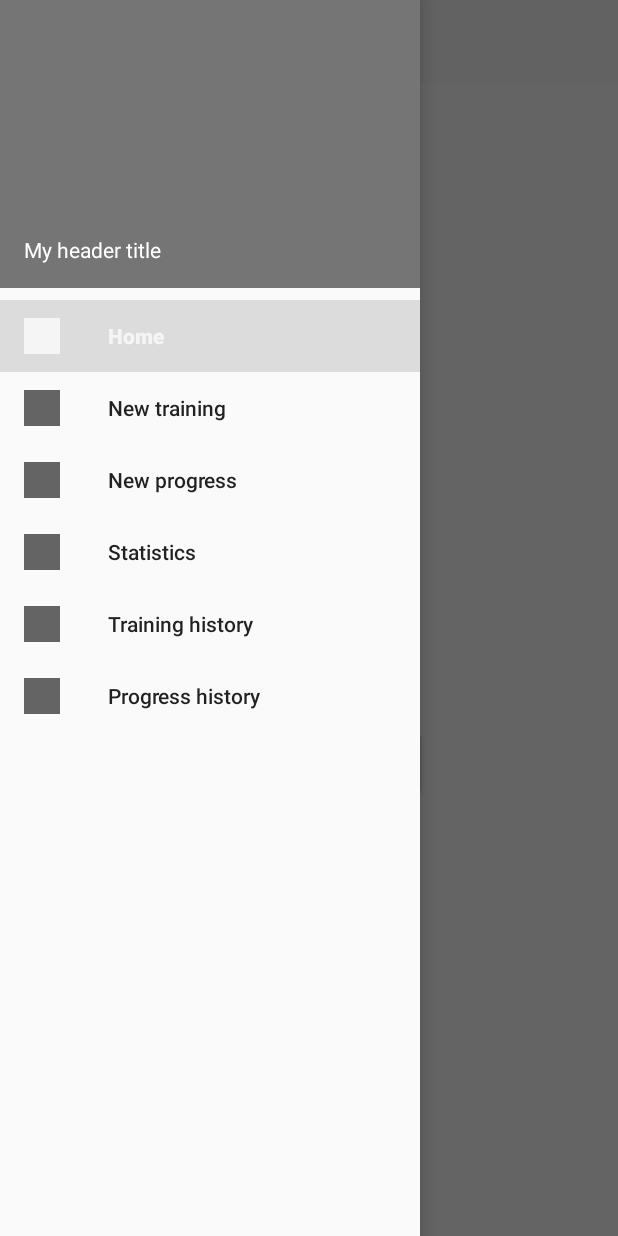
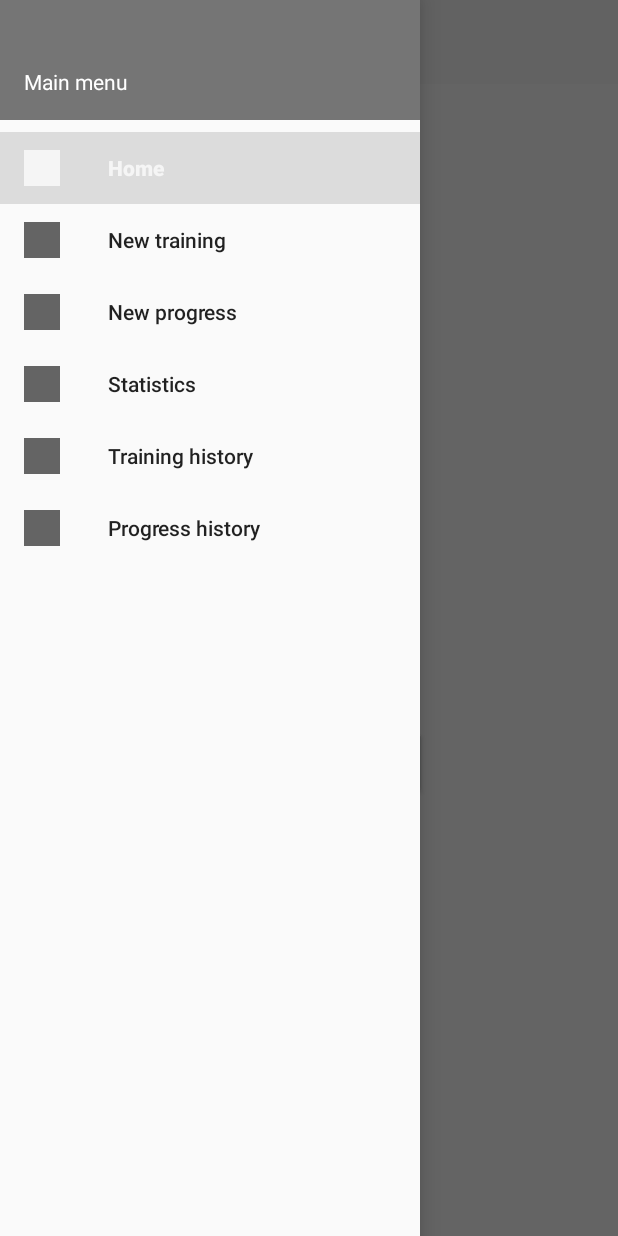
Before and after one commit to pawel717/pm-project, an Android app: the screen it shows after launch (MainActivity), with the side drawer open, on a phone screen of 412 x 824 dp. Run offline under Robolectric (Android 15) with nearby library versions, the phone set to English and light mode, and no system bars; libraries missing offline, so code that uses them is left out: org.greenrobot.greendao; 3 statements that could not run were skipped.

Commit message:
Side menu "Main menu" translate

```diff
--- a/app/src/main/java/com/pm/pmproject/view/activity/MainActivity.java
+++ b/app/src/main/java/com/pm/pmproject/view/activity/MainActivity.java
@@ -1,10 +1,14 @@
 package com.pm.pmproject.view.activity;
 
 import android.content.Intent;
+import android.support.v4.view.GravityCompat;
+import android.support.v4.widget.DrawerLayout;
 import android.support.v7.app.ActionBar;
 import android.support.v7.app.AppCompatActivity;
 import android.os.Bundle;
 import android.support.v7.widget.Toolbar;
+import android.view.Menu;
+import android.view.MenuItem;
 import android.view.View;
 import android.widget.Button;
 import com.pm.pmproject.R;
@@ -47,6 +51,7 @@ public class MainActivity extends AppCompatActivity {
             }
         });
 
+
         // enable logs for debugging purposes
         QueryBuilder.LOG_SQL = true;
         QueryBuilder.LOG_VALUES = true;
--- a/app/src/main/res/layout/activity_main.xml
+++ b/app/src/main/res/layout/activity_main.xml
@@ -5,6 +5,7 @@
     android:layout_width="match_parent"
     android:layout_height="match_parent"
     tools:context=".view.activity.MainActivity">
+
 
     <android.support.constraint.ConstraintLayout
         android:layout_width="match_parent"
--- a/app/src/main/res/layout/nav_header.xml
+++ b/app/src/main/res/layout/nav_header.xml
@@ -1,7 +1,7 @@
 <?xml version="1.0" encoding="utf-8"?>
 <LinearLayout xmlns:android="http://schemas.android.com/apk/res/android"
               android:layout_width="match_parent"
-    android:layout_height="192dp"
+              android:layout_height="80dp"
               android:background="?attr/colorPrimaryDark"
               android:padding="16dp"
               android:theme="@style/ThemeOverlay.AppCompat.Dark"
@@ -11,7 +11,7 @@
     <TextView
             android:layout_width="match_parent"
             android:layout_height="wrap_content"
-        android:text="My header title"
-        android:textAppearance="@style/TextAppearance.AppCompat.Body1"/>
+            android:textAppearance="@style/TextAppearance.AppCompat.Body1"
+            android:text="@string/main_menu"/>
 
 </LinearLayout>
--- a/app/src/main/res/values/strings.xml
+++ b/app/src/main/res/values/strings.xml
@@ -16,4 +16,5 @@
     <string name="button_save">Save</string>
     <string name="button_add_field">Add field</string>
     <string name="text_view_burned_calories_label">Burned calories</string>
+    <string name="main_menu">Main menu</string>
 </resources>
```
Also changed, not shown: 1 other file. Lines whose indentation alone changed are shown as unchanged.
